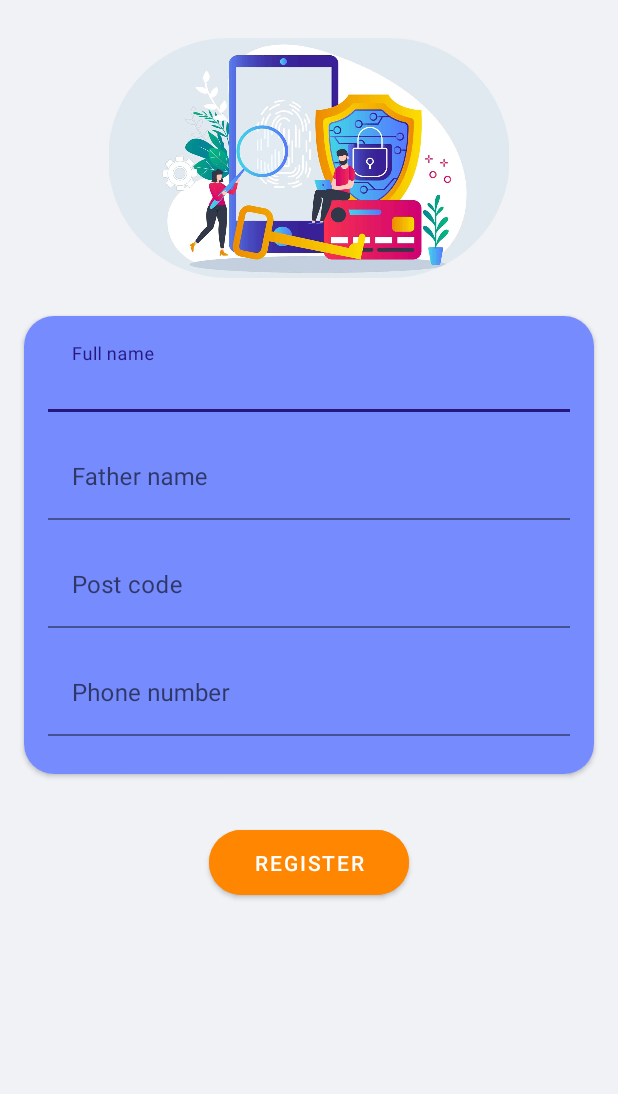
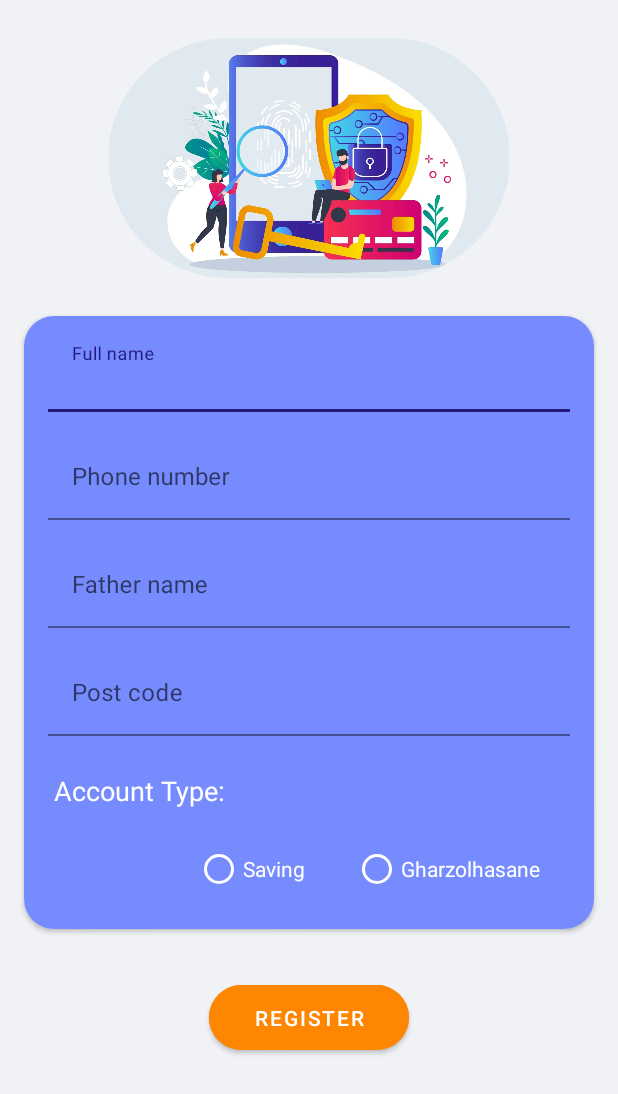
Before and after one commit to zahhard/bank, an Android app: the fragment CraeteAccountFragment shown on its own in the app's theme, on a phone screen of 412 x 824 dp. Shown: the top 1094 px of the screen. Run offline under Robolectric (Android 15) with nearby library versions, the phone set to English and light mode, and no system bars.

Commit message:
fragment_craete_account.xml updated

```diff
--- a/app/src/main/res/layout/fragment_craete_account.xml
+++ b/app/src/main/res/layout/fragment_craete_account.xml
@@ -49,7 +49,7 @@
                         android:layout_height="wrap_content"
                         android:background="@color/light_blue"
                         android:hint="@string/name"
-                        android:inputType="textAutoCorrect|textPersonName"
+                        android:inputType="textAutoCorrect"
                         android:singleLine="true"
                         android:textColor="@color/white" />
                 </com.google.android.material.textfield.TextInputLayout>
@@ -67,12 +67,30 @@
                         android:id="@+id/my_editTextBirth"
                         android:layout_width="match_parent"
                         android:layout_height="wrap_content"
+                        android:hint="@string/phone_number"
+                        android:singleLine="true"
                         android:background="@color/light_blue"
-                        android:hint="@string/father__name"
-                        android:inputType="textPersonName"
-                        android:singleLine="true"
                         android:textColor="@color/white" />
                 </com.google.android.material.textfield.TextInputLayout>
+
+
+                <com.google.android.material.textfield.TextInputLayout
+                    android:id="@+id/myTextInputLayout1"
+                    android:layout_width="match_parent"
+                    android:layout_height="wrap_content"
+                    android:layout_marginVertical="8dp"
+                    android:layout_marginHorizontal="16dp">
+
+                    <com.google.android.material.textfield.TextInputEditText
+                        android:id="@+id/my_editText1"
+                        android:layout_width="match_parent"
+                        android:layout_height="wrap_content"
+                        android:hint="@string/father__name"
+                        android:singleLine="true"
+                        android:background="@color/light_blue"
+                        android:textColor="@color/white" />
+                </com.google.android.material.textfield.TextInputLayout>
+
 
                 <com.google.android.material.textfield.TextInputLayout
                     android:id="@+id/myTextInputLayoutPost"
@@ -85,31 +103,50 @@
                         android:id="@+id/my_editTextPost"
                         android:layout_width="match_parent"
                         android:layout_height="wrap_content"
+                        android:hint="@string/post_code"
+                        android:singleLine="true"
                         android:background="@color/light_blue"
-                        android:hint="@string/post_code"
-                        android:inputType="numberSigned|number"
-                        android:singleLine="true"
-                        android:textColor="@color/white" />
+                        android:textColor="@color/white"
+                        android:inputType="number"/>
                 </com.google.android.material.textfield.TextInputLayout>
 
-                <com.google.android.material.textfield.TextInputLayout
-                    android:id="@+id/myTextInputLayout1"
+                <TextView
                     android:layout_width="match_parent"
                     android:layout_height="wrap_content"
-                    android:layout_marginTop="8dp"
-                    android:layout_marginBottom="25sp"
-                    android:layout_marginHorizontal="16dp">
+                    android:text="Account Type: "
+                    android:layout_marginHorizontal="20dp"
+                    android:textSize="18sp"
+                    android:layout_marginTop="16dp"
+                    android:textColor="@color/white"/>
 
-                    <com.google.android.material.textfield.TextInputEditText
-                        android:id="@+id/my_editText1"
-                        android:layout_width="match_parent"
+                <RadioGroup
+                    android:id="@+id/gender"
+                    android:layout_width="match_parent"
+                    android:layout_height="wrap_content"
+                    android:orientation="horizontal"
+                    android:layout_marginHorizontal="20dp"
+                    android:gravity="end"
+                    android:layout_marginVertical="16dp">
+
+                    <RadioButton
+                        android:id="@+id/saving"
+                        android:layout_width="wrap_content"
                         android:layout_height="wrap_content"
-                        android:background="@color/light_blue"
-                        android:hint="@string/phone_number"
-                        android:inputType="phone"
-                        android:singleLine="true"
+                        android:layout_marginHorizontal="16dp"
+                        android:buttonTint="@color/white"
+                        android:text="Saving"
                         android:textColor="@color/white" />
-                </com.google.android.material.textfield.TextInputLayout>
+
+                    <RadioButton
+                        android:id="@+id/Gharzolhasane"
+                        android:layout_width="wrap_content"
+                        android:layout_height="wrap_content"
+                        android:layout_marginHorizontal="16dp"
+                        android:buttonTint="@color/white"
+                        android:text="Gharzolhasane"
+
+                        android:textColor="@color/white" />
+                </RadioGroup>
             </LinearLayout>
         </androidx.cardview.widget.CardView>
 
```
